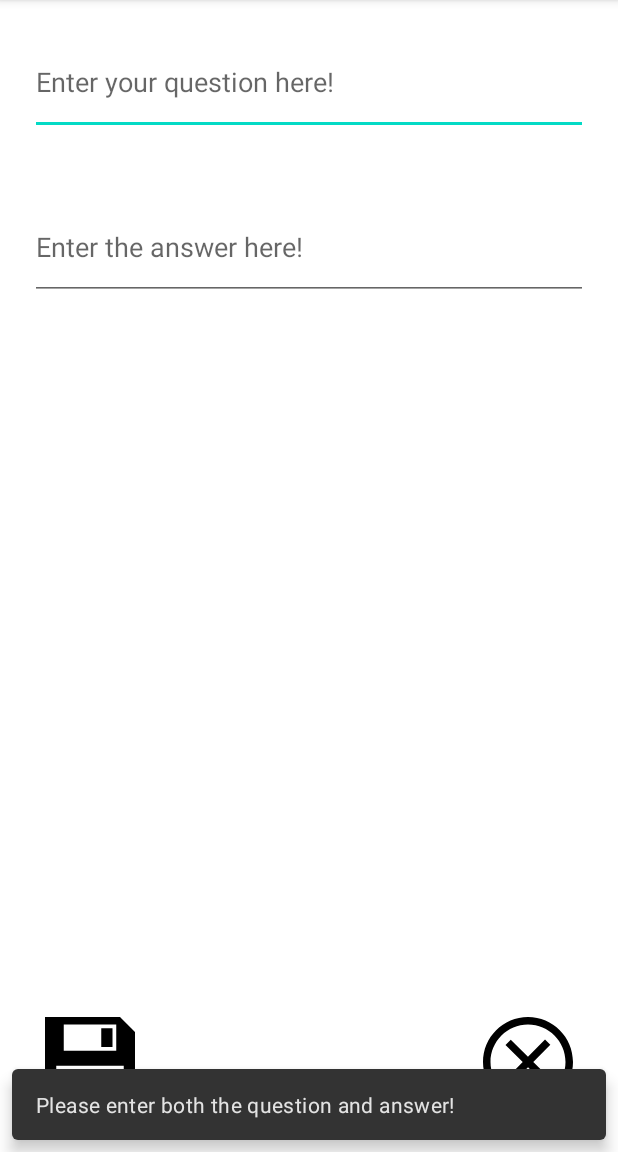
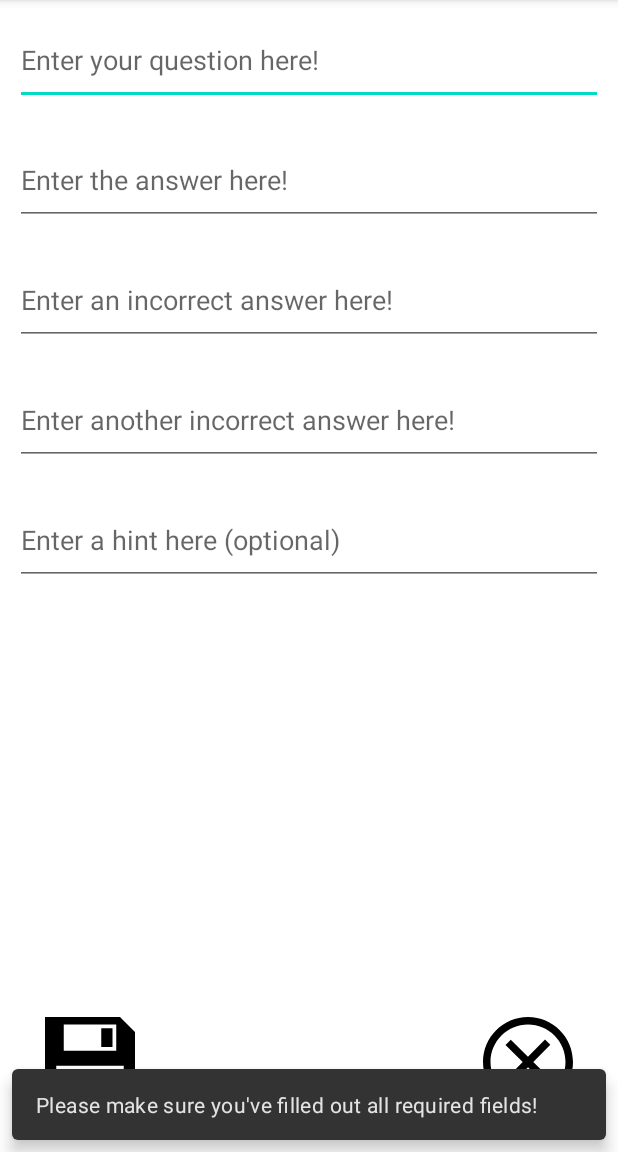
Before and after one commit to nadintamer/Android-Flashcard-App, an Android app: the AddCardActivity screen opened directly, with no data from a screen before it, after a tap on an icon or button, on a phone screen of 412 x 824 dp, the part 84-1236 px from its top. Run offline under Robolectric (Android 15) with nearby library versions, the light colour scheme and no system bars.

Commit message:
can enter multiple choice answers and hint in card creation

```diff
--- a/app/src/main/java/com/example/flashcardapp/AddCardActivity.java
+++ b/app/src/main/java/com/example/flashcardapp/AddCardActivity.java
@@ -21,6 +21,9 @@ public class AddCardActivity  extends AppCompatActivity {
         ImageView saveButton = ((ImageView) findViewById(R.id.save));
         EditText questionField = ((EditText) findViewById(R.id.enterQuestion));
         EditText answerField = ((EditText) findViewById(R.id.enterAnswer));
+        EditText incorrectField1 = ((EditText) findViewById(R.id.enterIncorrectAnswer1));
+        EditText incorrectField2 = ((EditText) findViewById(R.id.enterIncorrectAnswer2));
+        EditText hintField = ((EditText) findViewById(R.id.enterHint));
 
         cancelButton.setOnClickListener(new View.OnClickListener() {
             @Override
@@ -34,16 +37,23 @@ public class AddCardActivity  extends AppCompatActivity {
             public void onClick(View v) {
                 String enteredQuestion = questionField.getText().toString();
                 String enteredAnswer = answerField.getText().toString();
+                String enteredIncorrectAnswer1 = incorrectField1.getText().toString();
+                String enteredIncorrectAnswer2 = incorrectField2.getText().toString();
+                String enteredHint = hintField.getText().toString();
 
-                if (enteredQuestion.isEmpty() || enteredAnswer.isEmpty()) {
+                if (enteredQuestion.isEmpty() || enteredAnswer.isEmpty() ||
+                        enteredIncorrectAnswer1.isEmpty() || enteredIncorrectAnswer2.isEmpty()) {
                     Snackbar.make(saveButton,
-                            "Please enter both the question and answer!",
+                            "Please make sure you've filled out all required fields!",
                             Snackbar.LENGTH_SHORT)
                             .show();
                 } else {
                     Intent data = new Intent();
                     data.putExtra("question", enteredQuestion);
                     data.putExtra("answer", enteredAnswer);
+                    data.putExtra("incorrect1", enteredIncorrectAnswer1);
+                    data.putExtra("incorrect2", enteredIncorrectAnswer2);
+                    data.putExtra("hint", enteredHint);
                     setResult(RESULT_OK, data);
                     finish();
                 }
--- a/app/src/main/java/com/example/flashcardapp/MainActivity.java
+++ b/app/src/main/java/com/example/flashcardapp/MainActivity.java
@@ -133,12 +133,28 @@ public class MainActivity extends AppCompatActivity {
         if (requestCode == 100 && resultCode == RESULT_OK) {
             String question = data.getExtras().getString("question");
             String answer = data.getExtras().getString("answer");
+            String incorrect1 = data.getExtras().getString("incorrect1");
+            String incorrect2 = data.getExtras().getString("incorrect2");
+            String hint = data.getExtras().getString("hint");
 
             TextView flashcardQuestion = ((TextView) findViewById(R.id.flashcard_question));
             flashcardQuestion.setText(question);
 
             TextView correctAnswer = ((TextView) findViewById(R.id.flashcard_answer2));
             correctAnswer.setText(answer);
+
+            TextView incorrectAnswer1 = ((TextView) findViewById(R.id.flashcard_answer1));
+            incorrectAnswer1.setText(incorrect1);
+
+            TextView incorrectAnswer2 = ((TextView) findViewById(R.id.flashcard_answer3));
+            incorrectAnswer2.setText(incorrect2);
+
+            TextView hintView = ((TextView) findViewById(R.id.flashcard_hint));
+            if (hint.isEmpty()) {
+                hintView.setText("You haven't provided a hint for this question!");
+            } else {
+                hintView.setText("Hint: " + hint);
+            }
 
             Snackbar.make(flashcardQuestion,
                     "Card created successfully!",
--- a/app/src/main/res/layout/add_card_activity.xml
+++ b/app/src/main/res/layout/add_card_activity.xml
@@ -10,17 +10,41 @@
     <EditText
         android:id="@+id/enterQuestion"
         android:layout_width="match_parent"
-        android:layout_height="70dp"
-        android:layout_margin="20dp"
+        android:layout_height="60dp"
+        android:layout_margin="10dp"
         android:hint="Enter your question here!"/>
 
     <EditText
         android:id="@+id/enterAnswer"
         android:layout_width="match_parent"
-        android:layout_height="70dp"
+        android:layout_height="60dp"
         android:layout_below="@+id/enterQuestion"
-        android:layout_margin="20dp"
+        android:layout_margin="10dp"
         android:hint="Enter the answer here!"/>
+
+    <EditText
+        android:id="@+id/enterIncorrectAnswer1"
+        android:layout_width="match_parent"
+        android:layout_height="60dp"
+        android:layout_below="@+id/enterAnswer"
+        android:layout_margin="10dp"
+        android:hint="Enter an incorrect answer here!"/>
+
+    <EditText
+        android:id="@+id/enterIncorrectAnswer2"
+        android:layout_width="match_parent"
+        android:layout_height="60dp"
+        android:layout_below="@+id/enterIncorrectAnswer1"
+        android:layout_margin="10dp"
+        android:hint="Enter another incorrect answer here!"/>
+
+    <EditText
+        android:id="@+id/enterHint"
+        android:layout_width="match_parent"
+        android:layout_height="60dp"
+        android:layout_below="@+id/enterIncorrectAnswer2"
+        android:layout_margin="10dp"
+        android:hint="Enter a hint here (optional)"/>
 
     <ImageView
         android:layout_width="60dp"
```
